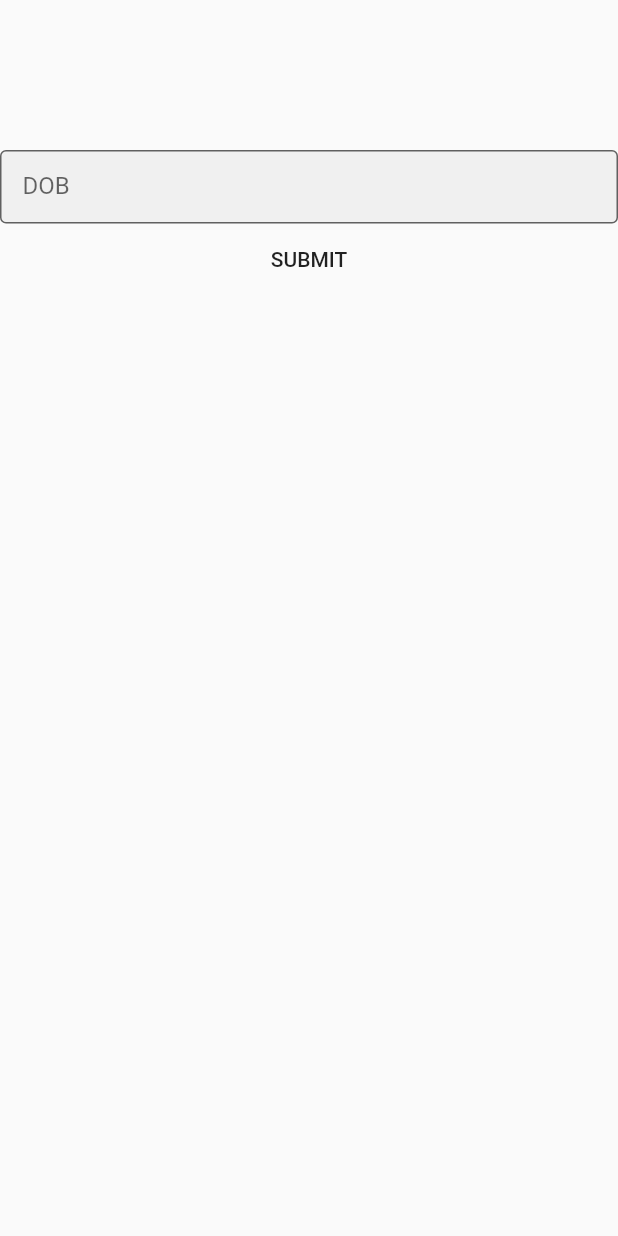
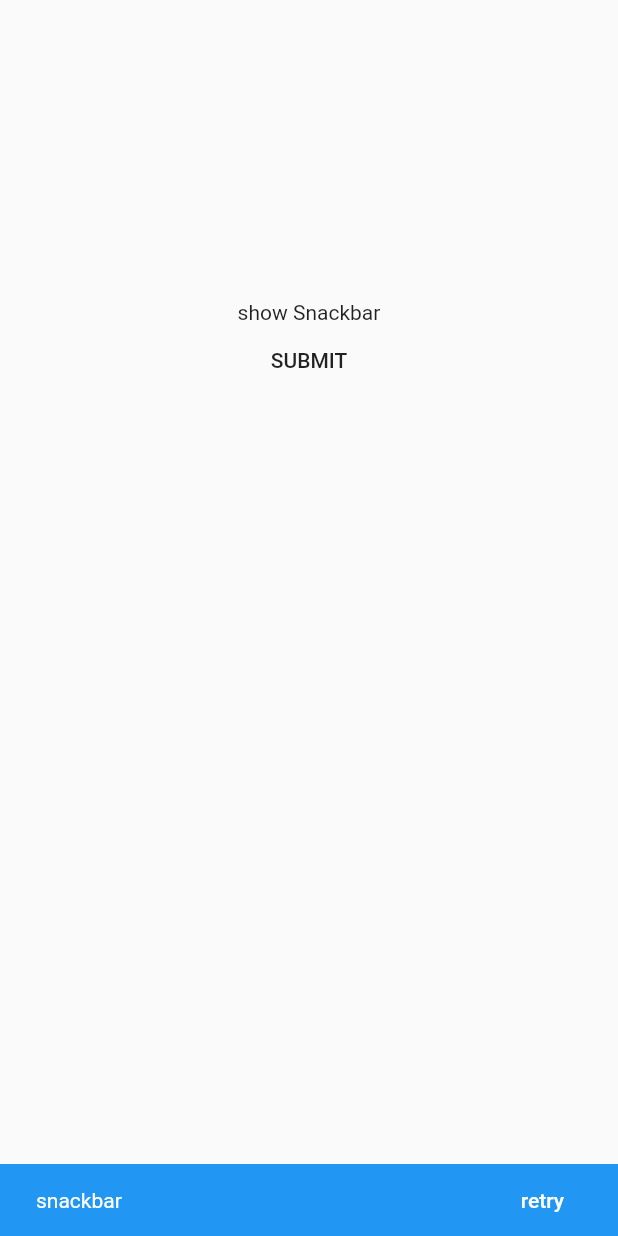
Before and after one commit to Raji48/Flutter_Reusable_Component, a Flutter app: the screen it shows after launch, after a tap on "SUBMIT", on a phone screen of 412 x 824 dp. Run offline on Flutter 3.47's test engine with Material 2 defaults, Android fonts, the phone set to English and light mode, and no system bars.

Commit message:
snackbar

```diff
--- /dev/null
+++ b/lib/components/Snackbar.dart
@@ -0,0 +1,23 @@
+import 'package:flutter/material.dart';
+
+class Showbar{
+  static  displaySnackBar(String message, String actionMessage,VoidCallback onClick,BuildContext context) {
+    return SnackBar(
+        content: Text(
+          message,
+          style: TextStyle(color: Colors.white, fontSize: 14.0),
+        ),
+        action: (actionMessage != null)
+            ? SnackBarAction(
+          textColor: Colors.white,
+          label: actionMessage,
+          onPressed: () {
+            return onClick();
+          },
+        )
+            : null,
+        duration: Duration(seconds: 2),
+        backgroundColor:Colors.blue
+    );
+  }
+}
--- a/lib/components/dialogbox.dart
+++ b/lib/components/dialogbox.dart
@@ -46,6 +46,5 @@ class BaseAlertDialog{
                       ]))
           );
         });
-
   }
 }
--- a/lib/main.dart
+++ b/lib/main.dart
@@ -2,6 +2,9 @@
 import 'dart:async';
 import 'package:flutter/material.dart';
 import 'package:flutter/services.dart';
+import 'package:reusable_components/components/Button.dart';
+import 'package:reusable_components/components/Snackbar.dart';
+import 'package:reusable_components/components/Snackbar.dart';
 import 'package:reusable_components/components/dialogbox.dart';
 import 'package:reusable_components/components/dropdown.dart';
 import 'package:reusable_components/components/textfield.dart';
@@ -50,6 +53,9 @@ class _MyHomePageState extends State<MyHomePage> {
   var passwordcontroller= TextEditingController();
   var phonecontroller= TextEditingController();
   var datecontroller= TextEditingController();
+  var _confirmpassword = TextEditingController();
+  FocusNode cpasswordfield = FocusNode();
+  bool showPassword1 = true;
 
   List<String> listitem = [
     '4 seats', '5 seats', '6 seats', '7 seats', '8 seats'
@@ -64,7 +70,7 @@ class _MyHomePageState extends State<MyHomePage> {
           key: formkey,
           child: Column(
               children: [
-                SizedBox(height: 80,),
+                SizedBox(height: 180,),
                 // FloatingTextField
                 //  CustomTextfield("label name", "",false, Colors.orange, Colors.green),
                 SizedBox(height: 20,),
@@ -76,23 +82,76 @@ class _MyHomePageState extends State<MyHomePage> {
                //  SizedBox(height: 20,),
                // MyTextFormField(phonecontroller,"phone","",phoneField,passwordField,[FilteringTextInputFormatter.digitsOnly],false,null,false,true,"phoneRequired", "Phone number not valid",null,false,RegExp(r"^\d{10}$")),
                //  SizedBox(height: 20,),
-              // MyTextFormField(passwordcontroller,"password","",passwordField,confirmPasswordField,null,true,false,false,"PasswordRequired","Password Not Valid" ,null,false,RegExp(r'^(?=.*?[A-Z])(?=.*?[a-z])(?=.*?[0-9])(?=.*?[!@#\$&*~]).{6,}$')),
+          //     MyTextFormField(passwordcontroller,"password","",passwordField,cpasswordfield,null,true,null,false,false,"PasswordRequired","Password Not Valid" ,null,false,RegExp(r'^(?=.*?[A-Z])(?=.*?[a-z])(?=.*?[0-9])(?=.*?[!@#\$&*~]).{6,}$')),
              //   SizedBox(height: 20,),
                // MyTextFormField("password","",confirmPasswordField,null,null,true,false,false,validateConPassword,"Reenter Password","Password Not Match" ,),
              //   SizedBox(height: 20,),
-                MyTextFormField(datecontroller,"DOB","",dateField,null,null,false,null,false,false,"dateRequired", "",(){pickDate();},true,RegExp(r"^[ A-Za-z0-9_@./#&+-]*$")),
-
+               // MyTextFormField(datecontroller,"DOB","",dateField,null,null,false,null,false,false,"dateRequired", "",(){pickDate();},true,RegExp(r"^[ A-Za-z0-9_@./#&+-]*$")),
 
                 // TextfieldValidation("email", "email", false, Colors.orangeAccent, Colors.black,formkey ),
               //  SizedBox(height: 20,),
                  //  TextfieldValidation("name", "", false, Colors.orangeAccent, Colors.black,formkey ),
                 // check alermessage dialog box
+            /*    TextFormField(
+                  focusNode: cpasswordfield,
+                  controller: _confirmpassword,
+                  keyboardType: TextInputType.text,
+                  obscureText: showPassword1,
+                  decoration: InputDecoration(
+                    suffixIcon:
+                    IconButton(
+                      onPressed: () {
+                        setState(() {
+                          showPassword1 =
+                          !showPassword1;
+                        });
+                      },
+                      icon:showPassword1 ? Icon(Icons.visibility_off,color:Colors.black26,):Icon(Icons.visibility,color: Colors.grey,),
+
+                    ),
+                    enabledBorder: enableborder,
+                    focusedBorder: focusborder,
+                    border: enableborder,
+                    labelText: "conpassword",
+                    labelStyle: TextStyle(color:Colors.grey,fontFamily: 'ProximaNova-Regular',fontSize: 15),
+
+                  ),
+                  textInputAction: TextInputAction.done,
+                  onChanged: (value) {
+                    formkey.currentState!.validate();
+
+                  },
+                  onFieldSubmitted: (value) {
+                    formkey.currentState!.validate();
+                    if (validatepass(value) == null) {
+                      FocusScope.of(context).unfocus();
+                    } else {
+                      FocusScope.of(context).requestFocus(
+                          cpasswordfield);
+                    }
+                  },
+                //  onSaved: (input) => cpassword = input,
+                  validator: ( value) {
+                    if (value!.isEmpty) {
+                      return "reenterpassword";
+                    }
+                    if (passwordcontroller.text != _confirmpassword.text) {
+                      return "passwordnotmatch";
+                    }
+                    return null;
+                  },
+                ),*/
+                Text("show Snackbar"),
+
              Center(child:FlatButton(
                child: Text("SUBMIT"),
                onPressed: (){
-                if (formkey.currentState!.validate()) {
-                  print("submit");
-                }
+
+                 ScaffoldMessenger.of(context).showSnackBar(Showbar.displaySnackBar("snackbar", "retry",  (){},context));
+
+                // if (formkey.currentState!.validate()) {
+                //   print("submit");
+                // }
                 // _loginPressed();
                },
              ),),
@@ -115,7 +174,10 @@ class _MyHomePageState extends State<MyHomePage> {
                     child: Text("alertbox"),
                   ),
                ),*/
+
      // DropdownWidget(listitem),
+             //   CustomButtom(false,"button..", 100, 50, (){}),
+
               ]
           ),
         ));
@@ -136,6 +198,4 @@ class _MyHomePageState extends State<MyHomePage> {
     datecontroller.text=datevalidity.toString().substring(0,10);
   }
 
-
-
   }
```
Also changed, not shown: lib/components/Button.dart (added, +48 -0 lines), lib/components/textfield_validation.dart (+15 -0 lines), lib/components/ReadMe/Screenshot 2021-08-17 at 10.06.19 AM.png (added).
